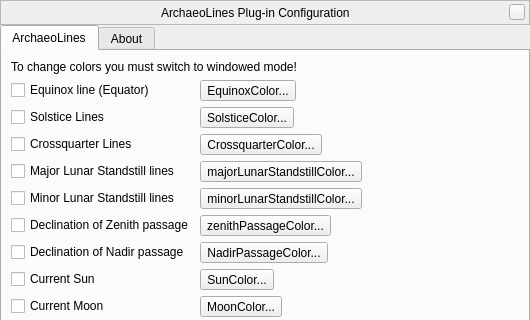
Old version of the form plugins/ArchaeoLines/src/gui/archaeoLinesDialog.ui in the repository 519984307/stellarium_src; both pictures show x 0 to 530 and y 0 to 320 of the 530 by 480 pixel window.
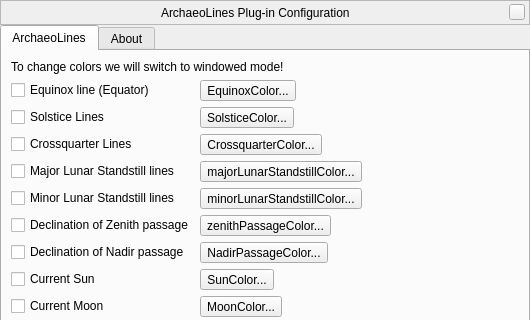
New version of the form. Custom widgets are drawn as their Qt base class.

Commit message: Allow auto-switching to windowed mode (revertible, if needed) for color setting.

The edit to the form file:
```diff
--- a/plugins/ArchaeoLines/src/gui/archaeoLinesDialog.ui
+++ b/plugins/ArchaeoLines/src/gui/archaeoLinesDialog.ui
@@ -7,7 +7,7 @@
     <x>0</x>
     <y>0</y>
     <width>530</width>
-    <height>429</height>
+    <height>454</height>
    </rect>
   </property>
   <property name="windowTitle">
@@ -148,7 +148,7 @@
        <item>
         <widget class="QLabel" name="label">
          <property name="text">
-          <string>To change colors you must switch to windowed mode!</string>
+          <string>To change colors we will switch to windowed mode!</string>
          </property>
         </widget>
        </item>
```
The commit also changes 2 other files.
